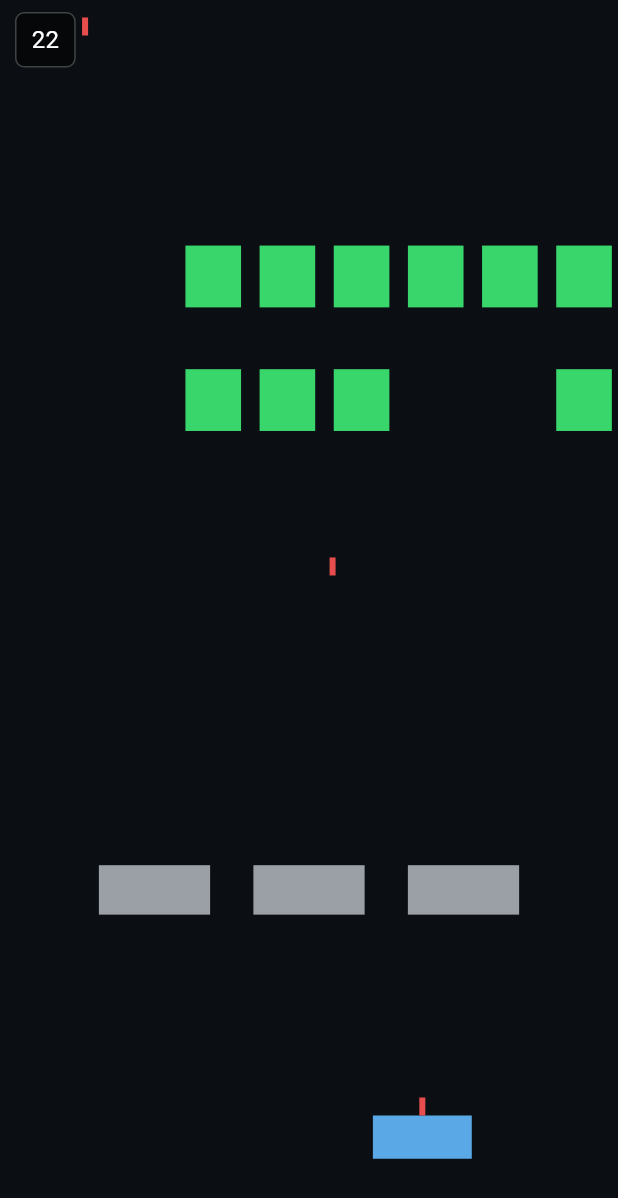
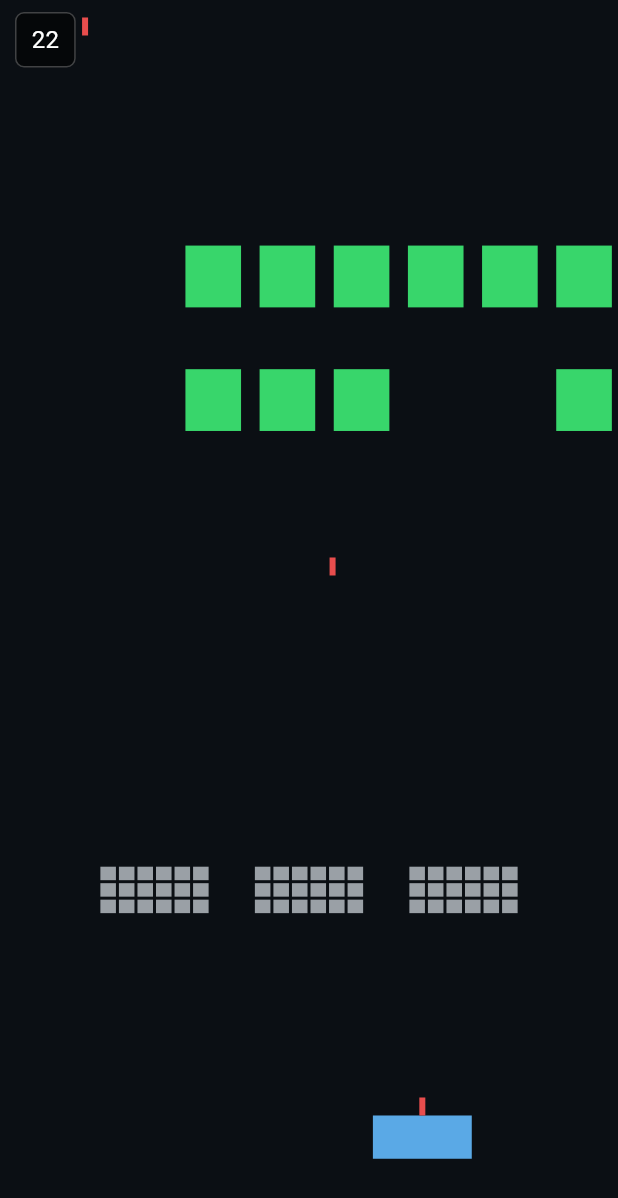
Before and after one commit to e-rook/Retaliation, a Flutter app: the screen it shows after launch, on a phone screen of 412 x 824 dp. Shown: the top 1198 px of the screen. Run offline on Flutter 3.47's test engine with Material 3 defaults, Android fonts, the phone set to English and light mode, and no system bars.

Commit message:
Add partially destructible obstacles via tiling (tileRows/tileCols). Update level1 shields to 3x6 tiles and document schema changes.

```diff
--- a/assets/levels/level1.json
+++ b/assets/levels/level1.json
@@ -23,9 +23,9 @@
     {"x": 0.78, "y": 0.28, "w": 0.09, "h": 0.05, "health": 1, "color": "#38D66B", "speed": 0, "shooter": {"power": 1, "reloadSeconds": 0.9, "bulletSpeed": 280}}
   ],
   "obstacles": [
-    {"x": 0.25, "y": 0.72, "w": 0.18, "h": 0.04, "health": 5, "color": "#9AA0A6"},
-    {"x": 0.50, "y": 0.72, "w": 0.18, "h": 0.04, "health": 5, "color": "#9AA0A6"},
-    {"x": 0.75, "y": 0.72, "w": 0.18, "h": 0.04, "health": 5, "color": "#9AA0A6"}
+    {"x": 0.25, "y": 0.72, "w": 0.18, "h": 0.04, "health": 1, "color": "#9AA0A6", "tileRows": 3, "tileCols": 6},
+    {"x": 0.50, "y": 0.72, "w": 0.18, "h": 0.04, "health": 1, "color": "#9AA0A6", "tileRows": 3, "tileCols": 6},
+    {"x": 0.75, "y": 0.72, "w": 0.18, "h": 0.04, "health": 1, "color": "#9AA0A6", "tileRows": 3, "tileCols": 6}
   ],
   "ship": {
     "x": 0.5, "y": 0.92, "w": 0.16, "h": 0.035, "health": 3, "color": "#5AA9E6",
--- a/lib/game/level.dart
+++ b/lib/game/level.dart
@@ -61,6 +61,8 @@ class ObstacleSpec {
   final int health;
   final String? asset;
   final Color? color;
+  final int tileRows;
+  final int tileCols;
 
   ObstacleSpec({
     required this.x,
@@ -70,6 +72,8 @@ class ObstacleSpec {
     required this.health,
     required this.asset,
     required this.color,
+    this.tileRows = 1,
+    this.tileCols = 1,
   });
 
   factory ObstacleSpec.fromJson(Map<String, dynamic> j) => ObstacleSpec(
@@ -80,6 +84,8 @@ class ObstacleSpec {
         health: (j['health'] ?? 5) as int,
         asset: j['asset'] as String?,
         color: _parseColor(j['color']),
+        tileRows: (j['tileRows'] ?? 1) is num ? (j['tileRows'] as num).toInt() : 1,
+        tileCols: (j['tileCols'] ?? 1) is num ? (j['tileCols'] as num).toInt() : 1,
       );
 }
 
```
Also changed, not shown: lib/main.dart (+41 -9 lines), 1 other file.
